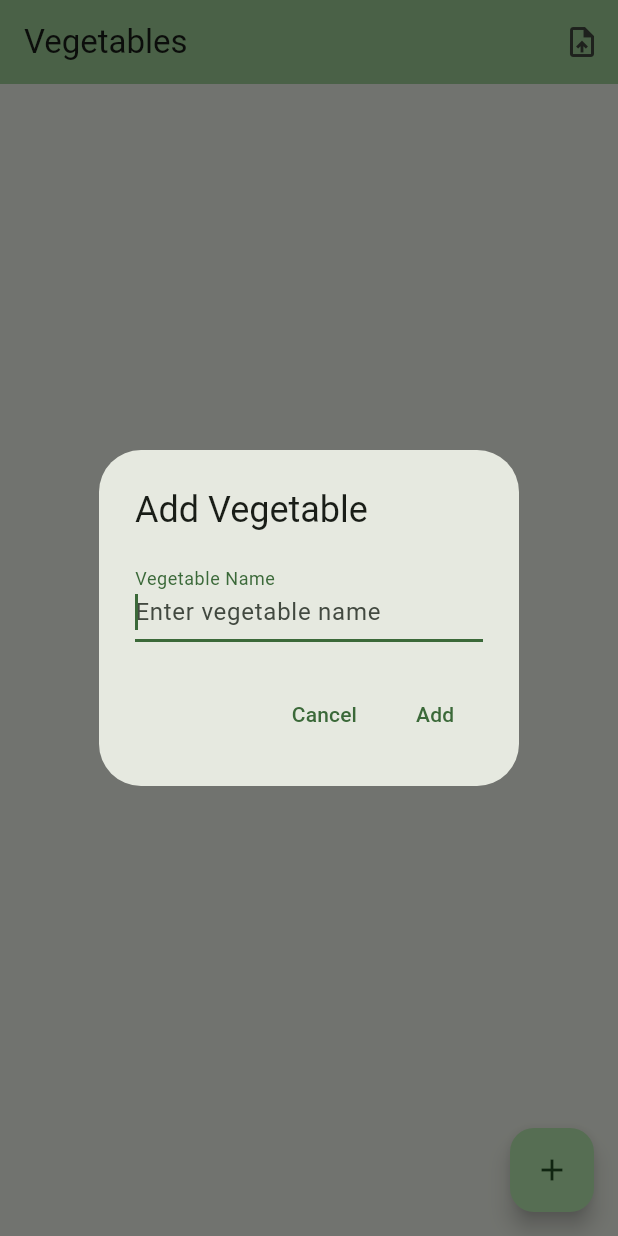
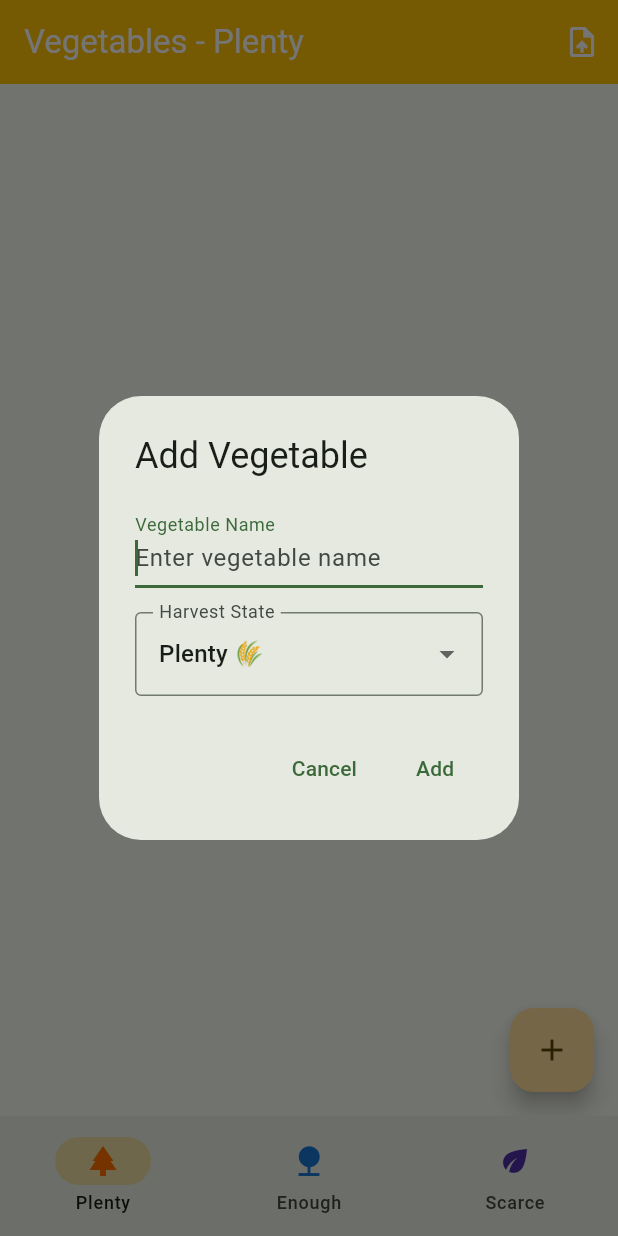
Before and after one commit to hugo-bluecorn/load_vegetables_firestore, a Flutter app: the screen it shows after launch, after a tap on the "add" icon, on a phone screen of 412 x 824 dp. Run offline on Flutter 3.47's test engine with Material 3 defaults, Android fonts, the phone set to English and light mode, and no system bars; our stand-ins replace dart_mappable, file_picker, flutter_riverpod, go_router, shared_preferences; generated files the repository leaves out were written again.

Commit message:
Add harvest state tabs with themed navigation and filtering
Implemented tabbed navigation to filter vegetables by harvest state (Plenty, Enough, Scarce) with unique color themes for each tab and enhanced Add/Edit dialogs.

Major changes:
- Added StatefulShellRoute with three branches (/plenty, /enough, /scarce)
- Implemented HarvestStateShellScreen with NavigationBar and color-coded indicators
- Added per-tab theming: Amber (Plenty), Blue (Enough), Purple (Scarce)
- Enhanced Add/Edit dialogs with harvest state dropdown selection
- Moved routing files from lib/config to lib/routing directory
- Updated VegetableListScreen to filter vegetables by harvest state
- Added Data Format section to README.md with JSON examples
- Updated CHANGELOG.md for v0.6.0 release

Technical details:
- Uses StatefulShellRoute.indexedStack for persistent tab state
- NoTransitionPage for seamless tab switching
- Dynamic theme colors with ColorScheme.fromSeed
- Colored navigation icons with different shades for visual feedback
- Handles filtered list index mapping for edit/delete operations
- Updated intl package to ^0.20.0
- All 38 tests passing

🤖 Generated with [Claude Code](https://claude.com/claude-code)

Co-Authored-By: Claude <noreply@anthropic.com>

```diff
--- a/lib/config/app_router.dart
+++ /dev/null
@@ -1,27 +0,0 @@
-import 'package:flutter/material.dart';
-import 'package:flutter_riverpod/flutter_riverpod.dart';
-import 'package:go_router/go_router.dart';
-import '../ui/vegetable_list/widgets/vegetable_list_screen.dart';
-
-/// Provider for the GoRouter configuration
-final goRouterProvider = Provider<GoRouter>((ref) {
-  return GoRouter(
-    debugLogDiagnostics: true,
-    initialLocation: '/',
-    routes: [
-      GoRoute(
-        path: '/',
-        name: 'home',
-        pageBuilder: (context, state) => const MaterialPage(
-          child: VegetablesListScreen(),
-        ),
-      ),
-    ],
-    errorBuilder: (context, state) => Scaffold(
-      appBar: AppBar(title: const Text('Error')),
-      body: Center(
-        child: Text('Page not found: ${state.uri}'),
-      ),
-    ),
-  );
-});
--- a/lib/main.dart
+++ b/lib/main.dart
@@ -1,6 +1,6 @@
 import 'package:flutter/material.dart';
 import 'package:flutter_riverpod/flutter_riverpod.dart';
-import 'config/app_router.dart';
+import 'routing/app_router.dart';
 
 void main() {
   runApp(const ProviderScope(child: MainApp()));
--- /dev/null
+++ b/lib/routing/app_router.dart
@@ -0,0 +1,65 @@
+import 'package:flutter/material.dart';
+import 'package:flutter_riverpod/flutter_riverpod.dart';
+import 'package:go_router/go_router.dart';
+import '../ui/vegetable_list/models/vegetable.dart';
+import '../ui/vegetable_list/widgets/vegetable_list_screen.dart';
+import 'harvest_state_shell_screen.dart';
+
+/// Provider for the GoRouter configuration
+final goRouterProvider = Provider<GoRouter>((ref) {
+  return GoRouter(
+    debugLogDiagnostics: true,
+    initialLocation: '/plenty',
+    routes: [
+      StatefulShellRoute.indexedStack(
+        builder: (context, state, navigationShell) {
+          return HarvestStateShellScreen(navigationShell: navigationShell);
+        },
+        branches: [
+          // Plenty branch
+          StatefulShellBranch(
+            routes: [
+              GoRoute(
+                path: '/plenty',
+                name: 'plenty',
+                pageBuilder: (context, state) => const NoTransitionPage(
+                  child: VegetablesListScreen(harvestState: HarvestState.plenty),
+                ),
+              ),
+            ],
+          ),
+          // Enough branch
+          StatefulShellBranch(
+            routes: [
+              GoRoute(
+                path: '/enough',
+                name: 'enough',
+                pageBuilder: (context, state) => const NoTransitionPage(
+                  child: VegetablesListScreen(harvestState: HarvestState.enough),
+                ),
+              ),
+            ],
+          ),
+          // Scarce branch
+          StatefulShellBranch(
+            routes: [
+              GoRoute(
+                path: '/scarce',
+                name: 'scarce',
+                pageBuilder: (context, state) => const NoTransitionPage(
+                  child: VegetablesListScreen(harvestState: HarvestState.scarce),
+                ),
+              ),
+            ],
+          ),
+        ],
+      ),
+    ],
+    errorBuilder: (context, state) => Scaffold(
+      appBar: AppBar(title: const Text('Error')),
+      body: Center(
+        child: Text('Page not found: ${state.uri}'),
+      ),
+    ),
+  );
+});
--- /dev/null
+++ b/lib/routing/harvest_state_shell_screen.dart
@@ -0,0 +1,63 @@
+import 'package:flutter/material.dart';
+import 'package:go_router/go_router.dart';
+
+/// Shell screen that wraps the navigation with a bottom NavigationBar
+/// for switching between harvest state tabs
+class HarvestStateShellScreen extends StatelessWidget {
+  final StatefulNavigationShell navigationShell;
+
+  const HarvestStateShellScreen({
+    required this.navigationShell,
+    super.key,
+  });
+
+  Color _getIndicatorColor() {
+    switch (navigationShell.currentIndex) {
+      case 0: // Plenty
+        return Colors.amber;
+      case 1: // Enough
+        return Colors.blue;
+      case 2: // Scarce
+        return Colors.deepPurple;
+      default:
+        return Colors.amber;
+    }
+  }
+
+  @override
+  Widget build(BuildContext context) {
+    return Scaffold(
+      body: navigationShell,
+      bottomNavigationBar: NavigationBar(
+        selectedIndex: navigationShell.currentIndex,
+        indicatorColor: _getIndicatorColor().withOpacity(0.3),
+        onDestinationSelected: (index) {
+          navigationShell.goBranch(
+            index,
+            initialLocation: index == navigationShell.currentIndex,
+          );
+        },
+        destinations: [
+          NavigationDestination(
+            icon: Icon(Icons.park, color: Colors.amber.shade700),
+            selectedIcon: Icon(Icons.park, color: Colors.amber.shade900),
+            label: 'Plenty',
+            tooltip: 'Plenty harvest state',
+          ),
+          NavigationDestination(
+            icon: Icon(Icons.nature, color: Colors.blue.shade700),
+            selectedIcon: Icon(Icons.nature, color: Colors.blue.shade900),
+            label: 'Enough',
+            tooltip: 'Enough harvest state',
+          ),
+          NavigationDestination(
+            icon: Icon(Icons.eco, color: Colors.deepPurple.shade700),
+            selectedIcon: Icon(Icons.eco, color: Colors.deepPurple.shade900),
+            label: 'Scarce',
+            tooltip: 'Scarce harvest state',
+          ),
+        ],
+      ),
+    );
+  }
+}
--- a/lib/ui/vegetable_list/view_model/vegetable_list_view_model.dart
+++ b/lib/ui/vegetable_list/view_model/vegetable_list_view_model.dart
@@ -4,6 +4,7 @@ import '../models/vegetable.dart';
 
 class VegetableService {
   static const String _storageKey = 'vegetables';
+  static const String _filterKey = 'selected_harvest_filter';
 
   /// Load all vegetables from local storage
   Future<List<Vegetable>> loadVegetables() async {
@@ -107,4 +108,34 @@ class VegetableService {
 
     return importedCount;
   }
+
+  /// Load the selected harvest state filter from local storage
+  /// Returns null if no filter is saved (defaults to scarce in UI)
+  Future<HarvestState?> loadSelectedFilter() async {
+    final prefs = await SharedPreferences.getInstance();
+    final filterString = prefs.getString(_filterKey);
+
+    if (filterString == null) return null;
+
+    // Convert string to HarvestState enum
+    switch (filterString) {
+      case 'scarce':
+        return HarvestState.scarce;
+      case 'enough':
+        return HarvestState.enough;
+      case 'plenty':
+        return HarvestState.plenty;
+      default:
+        return null;
+    }
+  }
+
+  /// Save the selected harvest state filter to local storage
+  Future<void> saveSelectedFilter(HarvestState filter) async {
+    final prefs = await SharedPreferences.getInstance();
+
+    // Convert HarvestState enum to string
+    final filterString = filter.name; // Uses enum name: 'scarce', 'enough', or 'plenty'
+    await prefs.setString(_filterKey, filterString);
+  }
 }
--- a/lib/ui/vegetable_list/widgets/add_vegetable_dialog.dart
+++ b/lib/ui/vegetable_list/widgets/add_vegetable_dialog.dart
@@ -1,19 +1,92 @@
 import 'package:flutter/material.dart';
+import '../models/vegetable.dart';
 
-Future<String?> showAddVegetableDialog(BuildContext context) async {
-  final controller = TextEditingController();
-  final result = await showDialog<String>(
+Future<Map<String, dynamic>?> showAddVegetableDialog(
+  BuildContext context, {
+  HarvestState defaultHarvestState = HarvestState.scarce,
+}) async {
+  return await showDialog<Map<String, dynamic>>(
     context: context,
-    builder: (context) => AlertDialog(
+    builder: (context) => _AddVegetableDialog(
+      defaultHarvestState: defaultHarvestState,
+    ),
+  );
+}
+
+class _AddVegetableDialog extends StatefulWidget {
+  final HarvestState defaultHarvestState;
+
+  const _AddVegetableDialog({
+    required this.defaultHarvestState,
+  });
+
+  @override
+  State<_AddVegetableDialog> createState() => _AddVegetableDialogState();
+}
+
+class _AddVegetableDialogState extends State<_AddVegetableDialog> {
+  late final TextEditingController _controller;
+  late HarvestState _selectedState;
+
+  @override
+  void initState() {
+    super.initState();
+    _controller = TextEditingController();
+    _selectedState = widget.defaultHarvestState;
+  }
+
+  @override
+  void dispose() {
+    _controller.dispose();
+    super.dispose();
+  }
+
+  @override
+  Widget build(BuildContext context) {
+    return AlertDialog(
       title: const Text('Add Vegetable'),
-      content: TextField(
-        controller: controller,
+      content: Column(
+        mainAxisSize: MainAxisSize.min,
+        children: [
+          TextField(
+            controller: _controller,
             decoration: const InputDecoration(
               labelText: 'Vegetable Name',
               hintText: 'Enter vegetable name',
             ),
             textCapitalization: TextCapitalization.words,
             autofocus: true,
+          ),
+          const SizedBox(height: 16),
+          DropdownButtonFormField<HarvestState>(
+            initialValue: _selectedState,
+            decoration: const InputDecoration(
+              labelText: 'Harvest State',
+              border: OutlineInputBorder(),
+            ),
+            items: const [
+              DropdownMenuItem(
+                value: HarvestState.scarce,
+                child: Text('Scarce 🌱'),
+              ),
+              DropdownMenuItem(
+                value: HarvestState.enough,
+                child: Text('Enough 🌿'),
+              ),
+              DropdownMenuItem(
+                value: HarvestState.plenty,
+                child: Text('Plenty 🌾'),
+              ),
+            ],
+            onChanged: (value) {
+              if (value != null) {
+                setState(() {
+                  _selectedState = value;
+                });
+              }
+            },
+          ),
+        ],
       ),
       actions: [
         TextButton(
@@ -22,16 +95,17 @@ Future<String?> showAddVegetableDialog(BuildContext context) async {
         ),
         TextButton(
           onPressed: () {
-            final value = controller.text.trim();
+            final value = _controller.text.trim();
             if (value.isNotEmpty) {
-              Navigator.pop(context, value);
+              Navigator.pop(context, {
+                'name': value,
+                'harvestState': _selectedState,
+              });
             }
           },
           child: const Text('Add'),
         ),
       ],
-    ),
     );
-
-  return result;
   }
+}
--- a/lib/ui/vegetable_list/widgets/vegetable_list_screen.dart
+++ b/lib/ui/vegetable_list/widgets/vegetable_list_screen.dart
@@ -9,13 +9,25 @@ import 'import_button.dart';
 import 'vegetables_list_view.dart';
 
 class VegetablesListScreen extends ConsumerWidget {
-  const VegetablesListScreen({super.key});
+  final HarvestState harvestState;
+
+  const VegetablesListScreen({required this.harvestState, super.key});
 
   Future<void> _showAddDialog(BuildContext context, WidgetRef ref) async {
-    final result = await showAddVegetableDialog(context);
+    final result = await showAddVegetableDialog(
+      context,
+      defaultHarvestState: harvestState,
+    );
 
-    if (result != null && result.isNotEmpty) {
-      await ref.read(vegetablesProvider.notifier).add(Vegetable(name: result));
+    if (result != null) {
+      await ref
+          .read(vegetablesProvider.notifier)
+          .add(
+            Vegetable(
+              name: result['name'] as String,
+              harvestState: result['harvestState'] as HarvestState,
+            ),
+          );
     }
   }
 
@@ -25,13 +37,16 @@ class VegetablesListScreen extends ConsumerWidget {
     int index,
     Vegetable currentVegetable,
   ) async {
-    final result = await showEditVegetableDialog(context, currentVegetable.name);
+    final result = await showEditVegetableDialog(context, currentVegetable);
 
-    if (result != null && result.isNotEmpty) {
-      await ref.read(vegetablesProvider.notifier).updateVegetable(
+    if (result != null) {
+      await ref
+          .read(vegetablesProvider.notifier)
+          .updateVegetable(
             index,
             currentVegetable.copyWith(
-              name: result,
+              name: result['name'] as String,
+              harvestState: result['harvestState'] as HarvestState,
               lastUpdatedAt: DateTime.now(),
             ),
           );
@@ -51,47 +66,89 @@ class VegetablesListScreen extends ConsumerWidget {
     }
   }
 
+  String _getTitle() {
+    switch (harvestState) {
+      case HarvestState.scarce:
+        return 'Vegetables - Scarce';
+      case HarvestState.enough:
+        return 'Vegetables - Enough';
+      case HarvestState.plenty:
+        return 'Vegetables - Plenty';
+    }
+  }
+
+  Color _getThemeColor() {
+    switch (harvestState) {
+      case HarvestState.plenty:
+        return Colors.amber; // Yellow
+      case HarvestState.enough:
+        return Colors.blue;
+      case HarvestState.scarce:
+        return Colors.deepPurple; // Purple
+    }
+  }
+
   @override
   Widget build(BuildContext context, WidgetRef ref) {
     final vegetablesAsync = ref.watch(vegetablesProvider);
+    final themeColor = _getThemeColor();
 
-    return Scaffold(
+    return Theme(
+      data: Theme.of(context).copyWith(
+        colorScheme: ColorScheme.fromSeed(
+          seedColor: themeColor,
+          brightness: Theme.of(context).brightness,
+        ),
+      ),
+      child: Scaffold(
         appBar: AppBar(
-        title: const Text('Vegetables'),
-        backgroundColor: Theme.of(context).colorScheme.inversePrimary,
-        actions: const [
-          ImportButton(),
-        ],
+          title: Text(_getTitle()),
+          backgroundColor: themeColor,
+          foregroundColor: Colors.white,
+          actions: const [ImportButton()],
         ),
         body: vegetablesAsync.when(
-        data: (vegetables) => VegetablesListView(
+          data: (vegetables) {
+            // Filter vegetables by harvest state
+            final filteredVegetables = vegetables
+                .where((v) => v.harvestState == harvestState)
+                .toList();
+
+            return VegetablesListView(
               isLoading: false,
-          vegetables: vegetables,
-          onEdit: (index) => _showEditDialog(
+              vegetables: filteredVegetables,
+              onEdit: (index) {
+                // Find the actual index in the full vegetables list
+                final actualIndex = vegetables.indexOf(
+                  filteredVegetables[index],
+                );
+                return _showEditDialog(
                   context,
                   ref,
-            index,
-            vegetables[index],
-          ),
-          onDelete: (index) => _showDeleteDialog(
+                  actualIndex,
+                  filteredVegetables[index],
+                );
+              },
+              onDelete: (index) {
+                // Find the actual index in the full vegetables list
+                final actualIndex = vegetables.indexOf(
+                  filteredVegetables[index],
+                );
+                return _showDeleteDialog(
                   context,
                   ref,
-            index,
-            vegetables[index],
-          ),
-        ),
-        loading: () => const Center(
-          child: CircularProgressIndicator(),
-        ),
+                  actualIndex,
+                  filteredVegetables[index],
+                );
+              },
+            );
+          },
+          loading: () => const Center(child: CircularProgressIndicator()),
           error: (error, stack) => Center(
             child: Column(
               mainAxisAlignment: MainAxisAlignment.center,
               children: [
-              const Icon(
-                Icons.error_outline,
-                color: Colors.red,
-                size: 60,
-              ),
+                const Icon(Icons.error_outline, color: Colors.red, size: 60),
                 const SizedBox(height: 16),
                 Text(
                   'Error loading vegetables',
@@ -120,6 +177,7 @@ class VegetablesListScreen extends ConsumerWidget {
           tooltip: 'Add Vegetable',
           child: const Icon(Icons.add),
         ),
+      ),
     );
   }
 }
--- a/pubspec.yaml
+++ b/pubspec.yaml
@@ -14,7 +14,7 @@ dependencies:
   file_picker: ^10.3.3
   go_router: ^16.3.0
   dart_mappable: ^4.2.2
-  intl: ^0.19.0
+  intl: ^0.20.2
 
 dev_dependencies:
   flutter_test:
```
Also changed, not shown: lib/ui/vegetable_list/widgets/edit_vegetable_dialog.dart (+85 -16 lines), pubspec.lock, 3 other files. Lines whose indentation alone changed are shown as unchanged.
